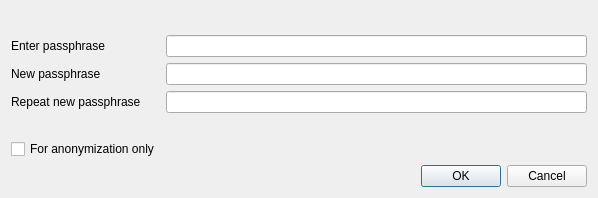
adm2018/curium, file src/qt/forms/askpassphrasedialog.ui: the form before one commit.
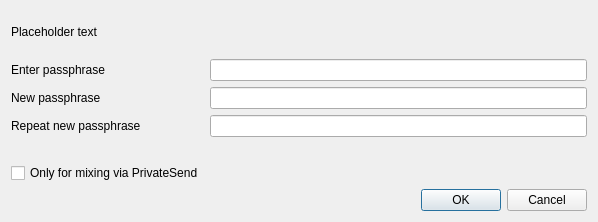
The form after the commit.

```diff
--- a/src/qt/forms/askpassphrasedialog.ui
+++ b/src/qt/forms/askpassphrasedialog.ui
@@ -7,7 +7,7 @@
     <x>0</x>
     <y>0</y>
     <width>598</width>
-    <height>198</height>
+    <height>222</height>
    </rect>
   </property>
   <property name="sizePolicy">
@@ -26,8 +26,14 @@
    <string>Passphrase Dialog</string>
   </property>
   <layout class="QVBoxLayout" name="verticalLayout">
+   <property name="sizeConstraint">
+    <enum>QLayout::SetMinimumSize</enum>
+   </property>
    <item>
     <widget class="QLabel" name="warningLabel">
+     <property name="text">
+      <string notr="true">Placeholder text</string>
+     </property>
      <property name="textFormat">
       <enum>Qt::RichText</enum>
      </property>
@@ -38,6 +44,9 @@
    </item>
    <item>
     <layout class="QFormLayout" name="formLayout">
+     <property name="sizeConstraint">
+      <enum>QLayout::SetMinimumSize</enum>
+     </property>
      <property name="fieldGrowthPolicy">
       <enum>QFormLayout::AllNonFixedFieldsGrow</enum>
      </property>
@@ -108,7 +117,7 @@
         <string>Serves to disable the trivial sendmoney when OS account compromised. Provides no real security.</string>
        </property>
        <property name="text">
-        <string>For anonymization only</string>
+        <string>Only for mixing via PrivateSend</string>
        </property>
        <property name="visible">
         <bool>false</bool>
```
Left out of the diff: 2 changed lines with no effect on the pictures.
